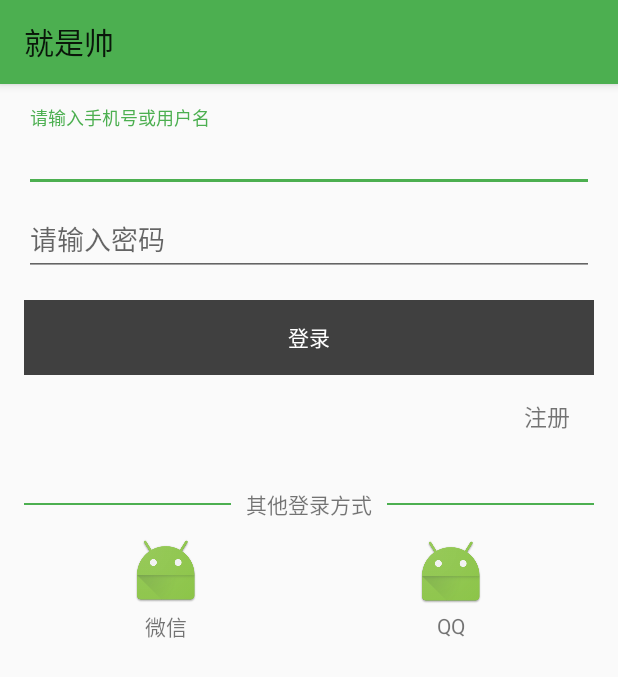
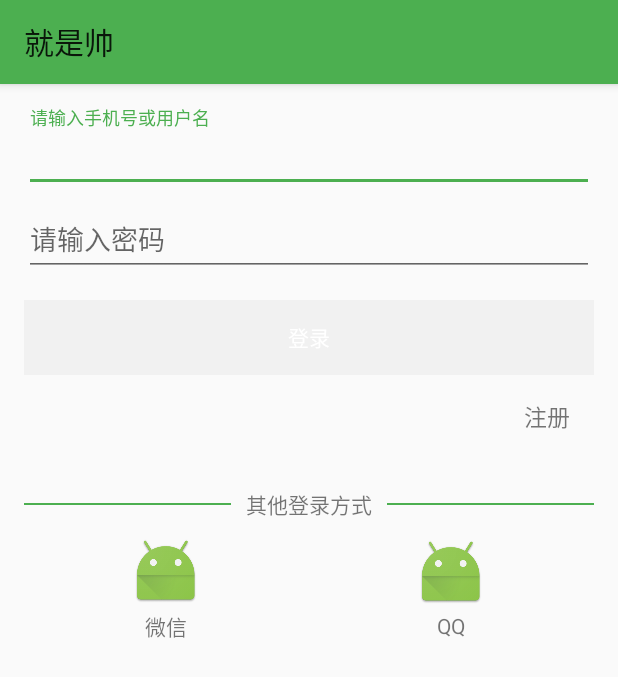
Before and after one commit to fei11111/FirstProject, an Android app: the LoginActivity screen opened directly, with no data from a screen before it, on a phone screen of 412 x 824 dp. Shown: the top 677 px of the screen. Run offline under Robolectric (Android 15) with nearby library versions, the phone set to English and light mode, and no system bars; our stand-ins replace ButterKnife.

Commit message:
2017-8-11

```diff
--- a/app/src/main/java/com/fei/firstproject/activity/LoginActivity.java
+++ b/app/src/main/java/com/fei/firstproject/activity/LoginActivity.java
@@ -121,8 +121,7 @@ public class LoginActivity extends BaseActivity {
         map.put("password", passwordText);
         map.put("deviceId", deviceId);
         map.put("mobile", userNameText);
-        //转换
-        //http://blog.chengyunfeng.com/?p=964
+        //http://blog.csdn.net/jdsjlzx/article/details/51882661
         proShow();
         RetrofitManager.getInstance().getRequestApi().login(map)
                 .enqueue(new Callback<ResponseBody>() {
--- a/app/src/main/res/drawable/selector_gray_to_green.xml
+++ b/app/src/main/res/drawable/selector_gray_to_green.xml
@@ -2,5 +2,5 @@
 <selector xmlns:android="http://schemas.android.com/apk/res/android">
     <item android:drawable="@color/colorPrimary" android:state_enabled="true" android:state_pressed="false"></item>
     <item android:drawable="@color/colorRed" android:state_enabled="true" android:state_pressed="true"></item>
-    <item android:drawable="@color/colorText" android:state_enabled="false" android:state_pressed="false"></item>
+    <item android:drawable="@color/colorBackground" android:state_enabled="false" android:state_pressed="false"></item>
 </selector>
```
